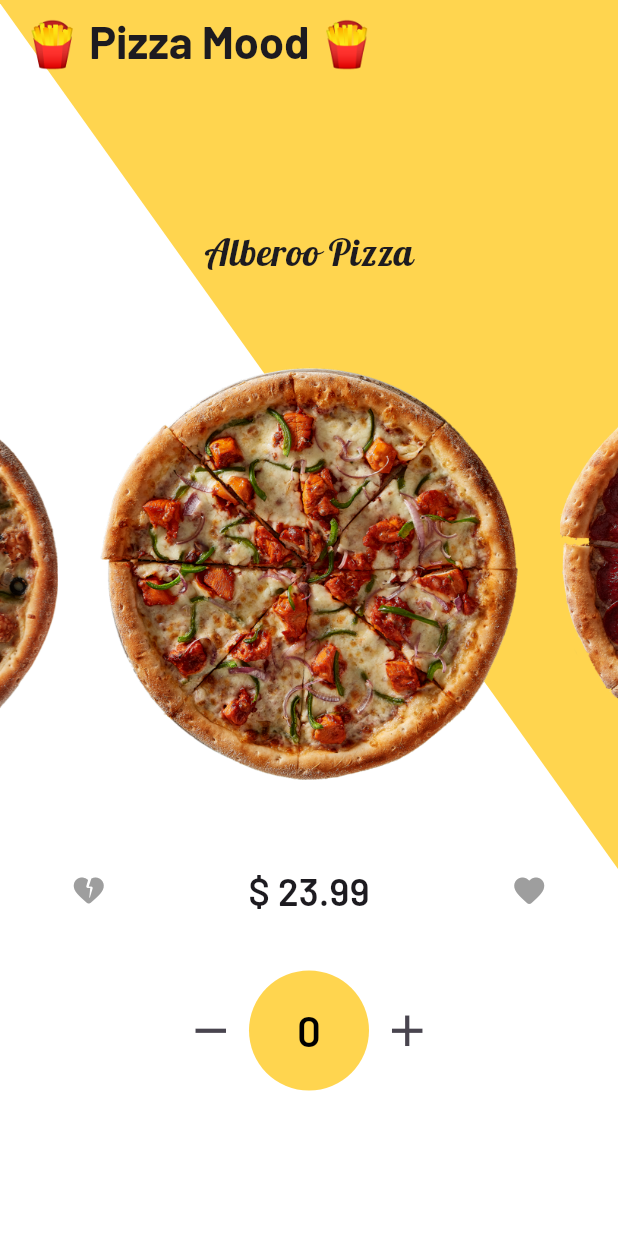
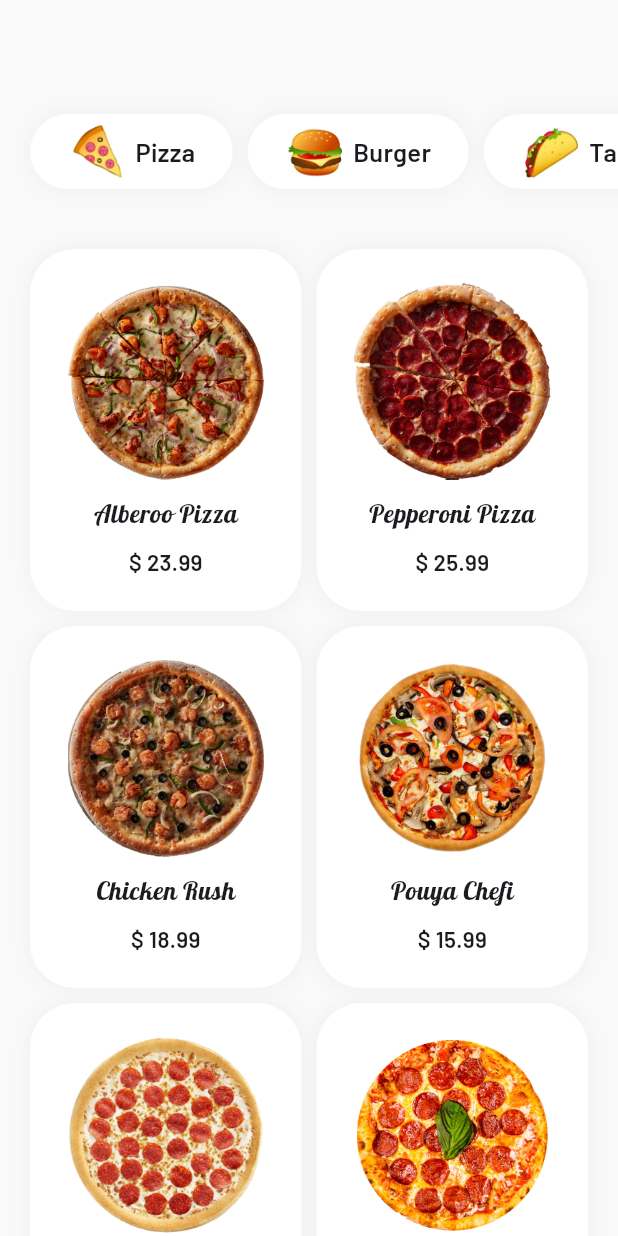
Before and after one commit to tommy725/flutter-food-app-ui, a Flutter app: the screen it shows after launch, on a phone screen of 412 x 824 dp. Run offline on Flutter 3.47's test engine with Material 2 defaults, Android fonts, the phone set to English and light mode, and no system bars; drawn by our look-alikes of carousel_slider; our stand-ins replace countup, flutter_slidable, flutter_staggered_animations, get, google_fonts, lottie; missing offline and left inert: avatar_stack.

Commit message:
add home page

```diff
--- a/assets/json/foods.json
+++ b/assets/json/foods.json
@@ -21,6 +21,30 @@
         "name": "Chicken Rush",
         "price": "18.99",
         "image": "pizza-03.png",
+        "item": 0
+    },
+    {
+        "id": 11,
+        "type": "pizza",
+        "name": "Pouya Chefi",
+        "price": "15.99",
+        "image": "pizza-04.png",
+        "item": 0
+    },
+    {
+        "id": 12,
+        "type": "pizza",
+        "name": "Floffy Flutter",
+        "price": "12.99",
+        "image": "pizza-05.png",
+        "item": 0
+    },
+    {
+        "id": 13,
+        "type": "pizza",
+        "name": "Rocka Chack",
+        "price": "10.99",
+        "image": "pizza-06.png",
         "item": 0
     },
     {
--- /dev/null
+++ b/lib/home_screen.dart
@@ -0,0 +1,155 @@
+import 'package:flutter/material.dart';
+import 'package:foodapp/controller.dart';
+import 'package:get/get.dart';
+import 'package:google_fonts/google_fonts.dart';
+
+class HomeScreen extends StatelessWidget {
+  final controller = Get.put(Controller());
+  HomeScreen({super.key});
+
+  @override
+  Widget build(BuildContext context) {
+    return Scaffold(
+      extendBodyBehindAppBar: true,
+      backgroundColor: const Color.fromARGB(255, 249, 249, 249),
+      appBar: AppBar(
+        scrolledUnderElevation: 0,
+      ),
+      body: Obx(
+        () => controller.isLoading.value
+            ? const Center(
+                child: CircularProgressIndicator(),
+              )
+            : ListView(
+                children: [
+                  SizedBox(
+                    height: 90,
+                    child: ListView(
+                      physics: const BouncingScrollPhysics(),
+                      scrollDirection: Axis.horizontal,
+                      children: const [
+                        Padding(
+                          padding: EdgeInsets.only(left: 15.0),
+                          child: CustomChip(
+                            icon: '🍕',
+                            txt: 'Pizza',
+                          ),
+                        ),
+                        CustomChip(
+                          icon: '🍔',
+                          txt: 'Burger',
+                        ),
+                        CustomChip(
+                          icon: '🌮',
+                          txt: 'Tacko',
+                        ),
+                        CustomChip(
+                          icon: '🌭',
+                          txt: 'Hotdog',
+                        ),
+                        CustomChip(
+                          icon: '🍟',
+                          txt: 'Frize',
+                        ),
+                        CustomChip(
+                          icon: '🥗',
+                          txt: 'Salad',
+                        ),
+                      ],
+                    ),
+                  ),
+                  Padding(
+                    padding: const EdgeInsets.all(20.0),
+                    child: GridView.builder(
+                      itemCount: controller.dataSet.length,
+                      shrinkWrap: true,
+                      physics: const ClampingScrollPhysics(),
+                      scrollDirection: Axis.vertical,
+                      itemBuilder: (ctx, i) => Container(
+                        padding: const EdgeInsets.symmetric(horizontal: 25),
+                        decoration: BoxDecoration(
+                          borderRadius: BorderRadius.circular(30),
+                          color: Colors.white,
+                          boxShadow: [
+                            BoxShadow(
+                              color: Colors.grey[200]!,
+                              spreadRadius: 0,
+                              blurRadius: 10,
+                              offset: const Offset(0, 0),
+                            ),
+                          ],
+                        ),
+                        child: Column(
+                            mainAxisAlignment: MainAxisAlignment.center,
+                            children: [
+                              Image.asset(
+                                  'assets/images/${controller.dataSet[i].image!}'),
+                              const SizedBox(height: 10),
+                              Text(
+                                controller.dataSet[i].name!,
+                                style: GoogleFonts.getFont('Lobster',
+                                    fontSize: 17),
+                              ),
+                              const SizedBox(height: 10),
+                              Text(
+                                '\$ ${controller.dataSet[i].price!}',
+                                style: GoogleFonts.getFont('Barlow',
+                                    fontSize: 15, fontWeight: FontWeight.w600),
+                              ),
+                            ]),
+                      ),
+                      gridDelegate:
+                          const SliverGridDelegateWithFixedCrossAxisCount(
+                              crossAxisCount: 2,
+                              childAspectRatio: 9 / 12,
+                              crossAxisSpacing: 10,
+                              mainAxisSpacing: 10),
+                    ),
+                  )
+                ],
+              ),
+      ),
+    );
+  }
+}
+
+class CustomChip extends StatelessWidget {
+  final String icon, txt;
+  const CustomChip({super.key, required this.icon, required this.txt});
+
+  @override
+  Widget build(BuildContext context) {
+    return Container(
+      padding: const EdgeInsets.symmetric(horizontal: 25),
+      margin: const EdgeInsets.symmetric(horizontal: 5, vertical: 20),
+      decoration: BoxDecoration(
+        borderRadius: BorderRadius.circular(50),
+        color: Colors.white,
+        boxShadow: [
+          BoxShadow(
+            color: Colors.grey[200]!,
+            spreadRadius: 0,
+            blurRadius: 10,
+            offset: const Offset(0, 0),
+          ),
+        ],
+      ),
+      child: Row(
+        children: [
+          Text(
+            icon,
+            style: const TextStyle(fontSize: 32),
+          ),
+          const SizedBox(
+            width: 5,
+          ),
+          Text(
+            txt,
+            style: GoogleFonts.getFont('Barlow',
+                fontSize: 17, fontWeight: FontWeight.w600),
+          )
+        ],
+      ),
+    );
+  }
+}
--- a/lib/main.dart
+++ b/lib/main.dart
@@ -1,5 +1,5 @@
 import 'package:flutter/material.dart';
-import 'package:foodapp/pizza_screen.dart';
+import 'package:foodapp/home_screen.dart';
 import 'package:get/route_manager.dart';
 
 void main() {
@@ -22,7 +22,7 @@ class MyApp extends StatelessWidget {
         useMaterial3: true,
         primarySwatch: Colors.blue,
       ),
-      home: PizzaScreen(),
+      home: HomeScreen(),
     );
   }
 }
--- a/pubspec.yaml
+++ b/pubspec.yaml
@@ -44,9 +44,14 @@ flutter:
     - assets/images/drink-03.png
     - assets/images/drink-04.png
     - assets/images/drink-05.png
+    #
     - assets/images/pizza-01.png
     - assets/images/pizza-02.png
     - assets/images/pizza-03.png
+    - assets/images/pizza-04.png
+    - assets/images/pizza-05.png
+    - assets/images/pizza-06.png
+    #
     - assets/images/salad-01.png
     - assets/images/salad-02.png
     - assets/images/salad-03.png
```
Also changed, not shown: assets/images/pizza-04.png (added), assets/images/pizza-05.png (added), assets/images/pizza-06.png (added).
